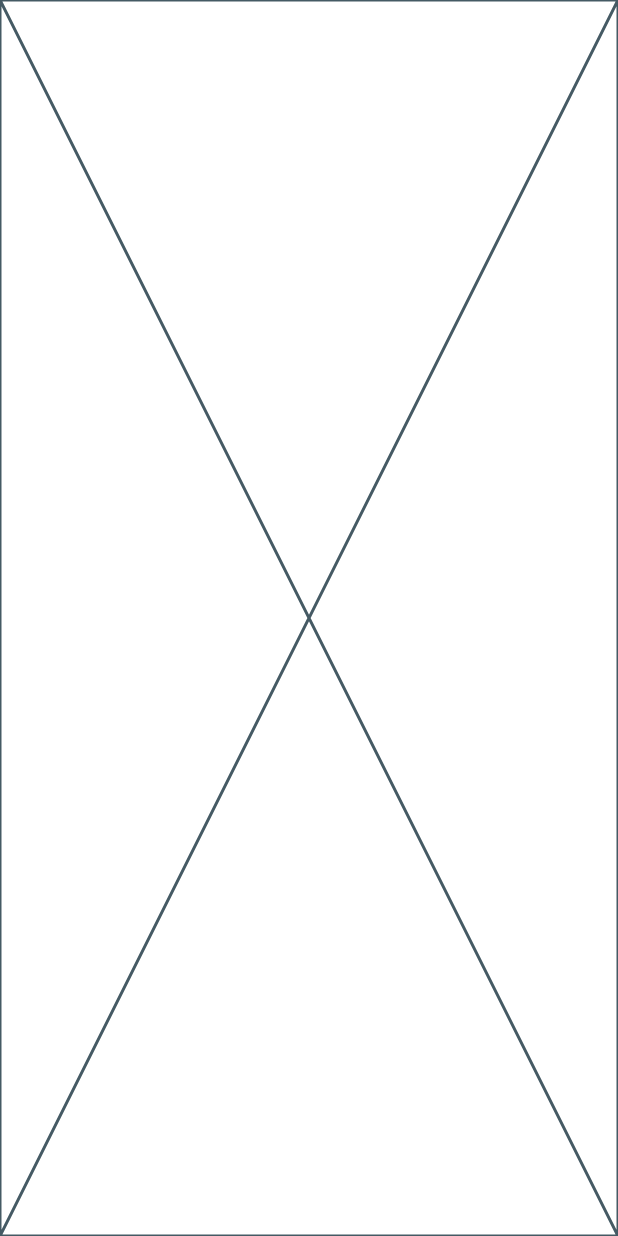
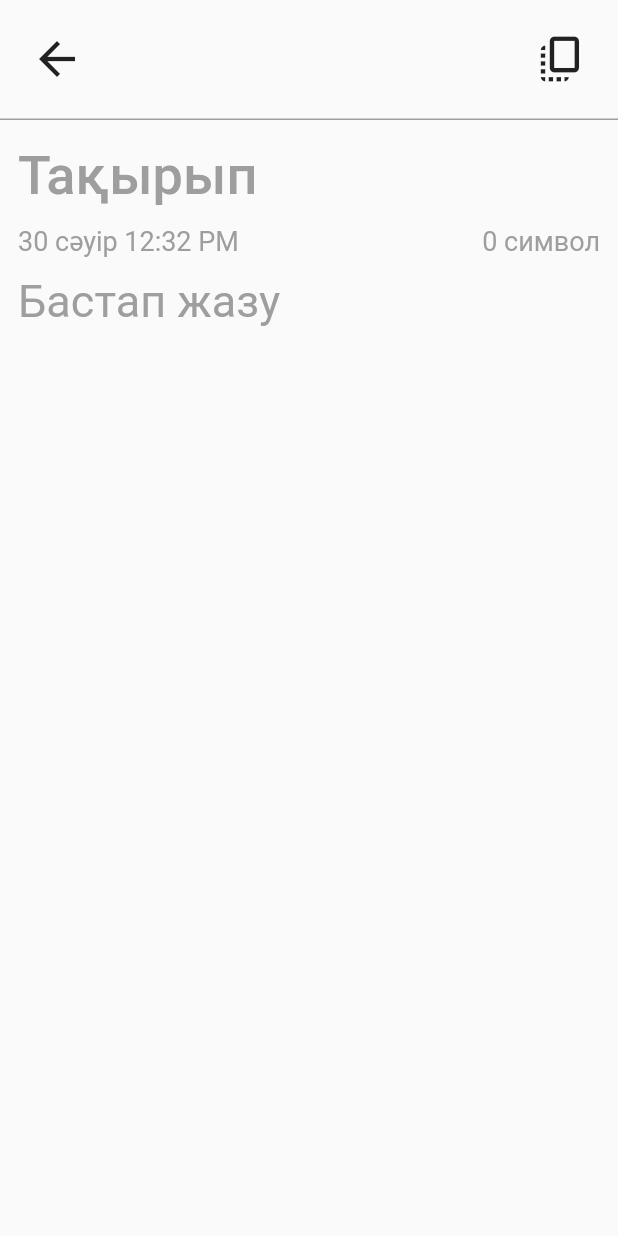
Before and after one commit to YernarT/easy_note, a Flutter app: the screen it shows after launch, after a tap on the "add" icon, on a phone screen of 412 x 824 dp. Run offline on Flutter 3.47's test engine with Material 2 defaults, Android fonts, the phone set to English and light mode, and no system bars; our stand-ins replace get.

Commit message:
wip: :constructor: 新增 Note

```diff
--- a/lib/pages/create_page/index.dart
+++ b/lib/pages/create_page/index.dart
@@ -1,10 +1,124 @@
 import 'package:flutter/material.dart';
 
-class CreatePage extends StatelessWidget {
+// Store
+import 'package:get/get.dart';
+import 'package:easy_note/store/getx/note_controller.dart';
+
+// Component
+import 'package:easy_note/components/detail_header.dart';
+import 'package:easy_note/components/note_status.dart';
+
+// Utils
+import './utils.dart' show calcSymbolCount;
+
+class CreatePage extends StatefulWidget {
   const CreatePage({super.key});
 
   @override
+  State<StatefulWidget> createState() => _CreatePageState();
+}
+
+class _CreatePageState extends State<CreatePage> {
+  final NoteController noteController = Get.find();
+
+  int _symbolCount = 0;
+
+  final _titleFocus = FocusNode();
+  final _contentFocus = FocusNode();
+
+  final _titleController = TextEditingController();
+  final _contentController = TextEditingController();
+
+  @override
+  void initState() {
+    super.initState();
+
+    _titleFocus.addListener(_handleFocusChange);
+    _contentFocus.addListener(_handleFocusChange);
+
+    _titleController.addListener(() {
+      setState(() {
+        _symbolCount = calcSymbolCount(_titleController, _contentController);
+      });
+    });
+
+    _contentController.addListener(() {
+      setState(() {
+        _symbolCount = calcSymbolCount(_titleController, _contentController);
+      });
+    });
+  }
+
+  @override
+  void dispose() {
+    _titleFocus.dispose();
+    _contentFocus.dispose();
+
+    _titleController.dispose();
+    _contentController.dispose();
+
+    super.dispose();
+  }
+
+  void _handleFocusChange() {
+    if (_titleFocus.hasFocus || _contentFocus.hasFocus) {
+      noteController.isEditing.value = true;
+    }
+  }
+
+  void handleSave() {
+    final noteList = noteController.noteList.value;
+    final currentNoteIndex = noteController.currentNoteIndex.value;
+
+    noteList[currentNoteIndex].title = _titleController.text;
+    noteList[currentNoteIndex].content = _contentController.text;
+  }
+
+  @override
   Widget build(BuildContext context) {
-    return const Placeholder();
+    return SafeArea(
+        child: Scaffold(
+            body: SingleChildScrollView(
+      child: Column(
+        children: [
+          DetailHeader(
+            onSave: handleSave,
+          ),
+          Padding(
+            padding: const EdgeInsets.symmetric(horizontal: 12, vertical: 4),
+            child: Column(children: [
+              TextField(
+                focusNode: _titleFocus,
+                controller: _titleController,
+                minLines: 1,
+                maxLines: 10,
+                keyboardType: TextInputType.multiline,
+                style:
+                    const TextStyle(fontSize: 36, fontWeight: FontWeight.w500),
+                decoration: const InputDecoration(
+                    hintText: 'Тақырып',
+                    hintStyle: TextStyle(color: Colors.grey),
+                    border: InputBorder.none),
+              ),
+              NoteStatus(
+                symbolCount: _symbolCount,
+              ),
+              TextField(
+                focusNode: _contentFocus,
+                controller: _contentController,
+                minLines: 1,
+                maxLines: null,
+                keyboardType: TextInputType.multiline,
+                style: const TextStyle(fontSize: 30),
+                decoration: const InputDecoration(
+                    hintText: 'Бастап жазу',
+                    hintStyle: TextStyle(color: Colors.grey),
+                    border: InputBorder.none),
+              ),
+            ]),
+          )
+        ],
+      ),
+    )));
   }
 }
```
